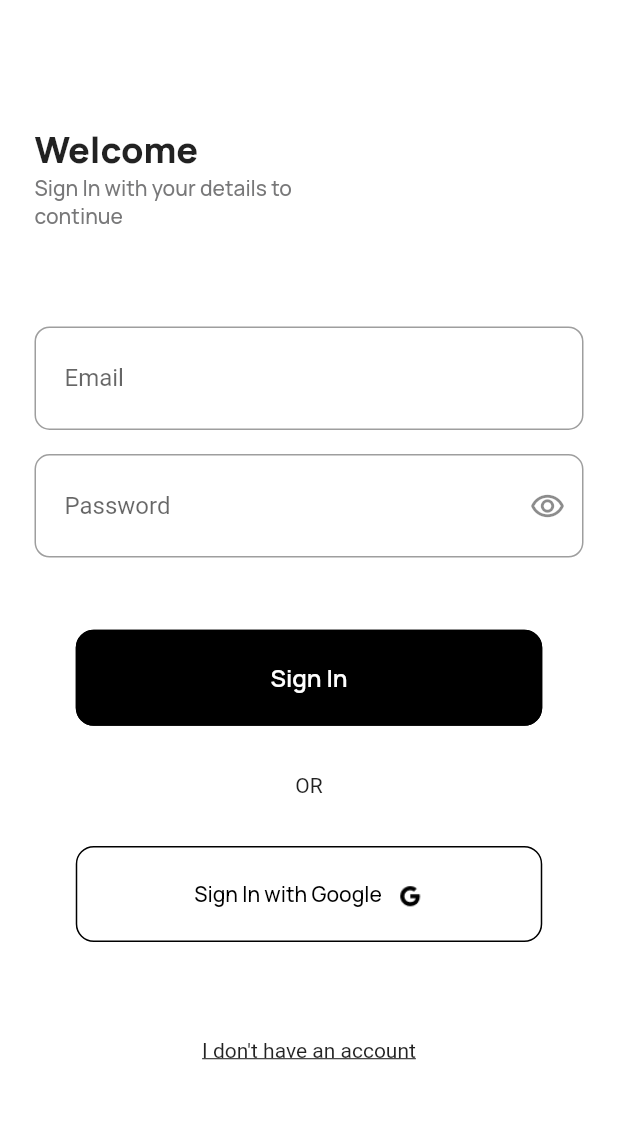
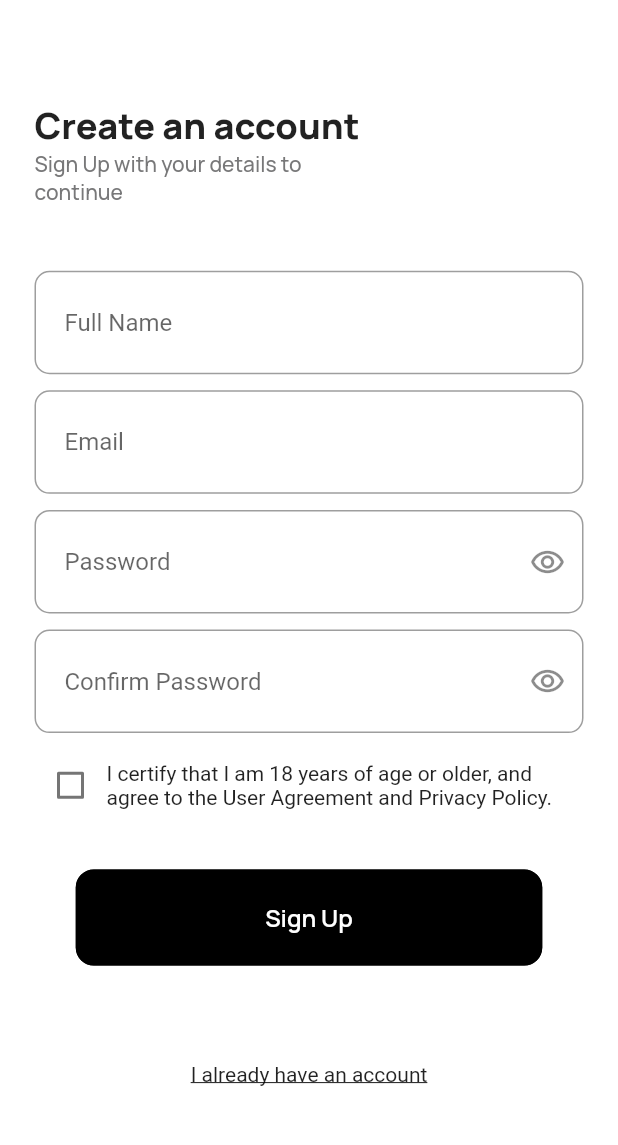
Before and after one commit to simplecoins/simplecoins_mobile_front, a Flutter app: the screen it shows after launch, on a phone screen of 412 x 824 dp, the part 67-1212 px from its top. Run offline on Flutter 3.47's test engine with Material 2 defaults, Android fonts, the phone set to English and light mode, and no system bars.

Commit message:
sign up page constructed

```diff
--- a/lib/main.dart
+++ b/lib/main.dart
@@ -3,17 +3,19 @@
 import 'package:flutter/material.dart';
 import 'package:simplecoins_0/screens/onboarding/onboarding.dart';
 import 'package:simplecoins_0/screens/signin/signin.dart';
+import 'package:simplecoins_0/screens/signup/signup.dart';
 import 'package:simplecoins_0/screens/splash.dart';
 import 'package:simplecoins_0/screens/wrapper.dart';
 
 void main() {
   runApp(MaterialApp(
-    initialRoute: '/signin',
+    initialRoute: '/signup',
     routes: {
       '/': (context) => Wrapper(),
       '/splash': (context) => Splash(),
       '/onboarding': (context) => Onboarding(),
-      '/signin': (context) => SignIn()
+      '/signin': (context) => SignIn(),
+      '/signup': (context) => SignUp()
     }
   ));
 }
--- /dev/null
+++ b/lib/screens/signup/signup.dart
@@ -0,0 +1,178 @@
+import 'package:flutter/material.dart';
+import 'package:simplecoins_0/components/button.dart';
+
+class SignUp extends StatefulWidget {
+  @override
+  _SignUpState createState() => _SignUpState();
+}
+
+class _SignUpState extends State<SignUp> {
+  bool _isChecked = false;
+  bool _isHidden = true;
+  String _password;
+
+  void _togglePass() {
+    setState(() {
+      _isHidden = !_isHidden;
+    });
+  }
+
+  // void _toggleTnA() {
+  //   setState(() {
+  //     _isChecked = !_isChecked;
+  //   });
+  // }
+
+  @override
+  Widget build(BuildContext context) {
+    return Scaffold(
+      backgroundColor: Colors.white,
+      appBar: AppBar(
+        backgroundColor: Colors.white,
+        elevation: 0.0,
+        title: Image.asset(
+          'assets/Splashscreen/SimplecoinsLogo.png',
+          width: 143.0,
+        ),
+      ),
+      body: Padding(
+        padding: EdgeInsets.all(23.0),
+        child: Column(
+          //crossAxisAlignment: CrossAxisAlignment.start,
+          children: <Widget>[
+            Spacer(
+              flex: 3,
+            ),
+            Row(
+              crossAxisAlignment: CrossAxisAlignment.start,
+              children: [
+                Text(
+                  'Create an account',
+                  style: TextStyle(
+                      fontFamily: "Manrope",
+                      fontSize: 24,
+                      fontWeight: FontWeight.w800),
+                ),
+              ],
+            ),
+            Row(
+              crossAxisAlignment: CrossAxisAlignment.start,
+              children: [
+                Text(
+                  'Sign Up with your details to \ncontinue',
+                  textAlign: TextAlign.left,
+                  style: TextStyle(
+                      color: Color(0xFF787879),
+                      fontFamily: "Manrope",
+                      fontSize: 14,
+                      fontWeight: FontWeight.w500),
+                ),
+              ],
+            ),
+            Spacer(
+              flex: 4,
+            ),
+            TextField(
+              autofocus: false,
+              keyboardType: TextInputType.name,
+              decoration: InputDecoration(
+                  hintText: 'Full Name',
+                  contentPadding: EdgeInsets.fromLTRB(20, 25, 20, 25),
+                  border: OutlineInputBorder(
+                      borderRadius: BorderRadius.circular(10.0))),
+            ),
+            Spacer(),
+            TextField(
+              autofocus: false,
+              keyboardType: TextInputType.emailAddress,
+              decoration: InputDecoration(
+                  hintText: 'Email',
+                  contentPadding: EdgeInsets.fromLTRB(20, 25, 20, 25),
+                  border: OutlineInputBorder(
+                      borderRadius: BorderRadius.circular(10.0))),
+            ),
+            Spacer(),
+            TextFormField(
+              onSaved: (val) => _password = val,
+              autofocus: false,
+              keyboardType: TextInputType.visiblePassword,
+              obscureText: _isHidden,
+              decoration: InputDecoration(
+                  focusColor: Colors.black,
+                  suffixIcon: GestureDetector(
+                    onTap: _togglePass,
+                    child: Icon(
+                      Icons.remove_red_eye_outlined,
+                      //color: Colors.black,
+                    ),
+                  ),
+                  hintText: 'Password',
+                  contentPadding: EdgeInsets.fromLTRB(20, 25, 20, 25),
+                  border: OutlineInputBorder(
+                      borderRadius: BorderRadius.circular(10.0))),
+            ),
+            Spacer(),
+            TextFormField(
+              onSaved: (val) => _password = val,
+              autofocus: false,
+              keyboardType: TextInputType.visiblePassword,
+              obscureText: _isHidden,
+              decoration: InputDecoration(
+                  focusColor: Colors.black,
+                  suffixIcon: GestureDetector(
+                    onTap: _togglePass,
+                    child: Icon(
+                      Icons.remove_red_eye_outlined,
+                      //color: Colors.black,
+                    ),
+                  ),
+                  hintText: 'Confirm Password',
+                  contentPadding: EdgeInsets.fromLTRB(20, 25, 20, 25),
+                  border: OutlineInputBorder(
+                      borderRadius: BorderRadius.circular(10.0))),
+            ),
+            Spacer(),
+            Row(
+              children: <Widget>[
+                Checkbox(
+                  activeColor: Colors.black,
+                  value: _isChecked,
+                  onChanged: (value) {
+                    setState(() {
+                      _isChecked = !_isChecked;
+                    });
+                  },
+                ),
+                Text(
+                  'I certify that I am 18 years of age or older, and\nagree to the User Agreement and Privacy Policy.'
+                )
+              ],
+            ),
+            Spacer(
+              flex: 3,
+            ),
+            DefaultButton(
+              text: 'Sign Up',
+            ),
+            Spacer(
+              flex: 2,
+            ),
+            Spacer(
+              flex: 4,
+            ),
+            GestureDetector(
+              onTap: () {},
+              child: Text(
+                "I already have an account",
+                style: TextStyle(decoration: TextDecoration.underline),
+              ),
+            ),
+            Spacer(
+              flex: 3,
+            )
+          ],
+        ),
+      ),
+    );
+  }
+}
```
Also changed, not shown: 178 other files.
